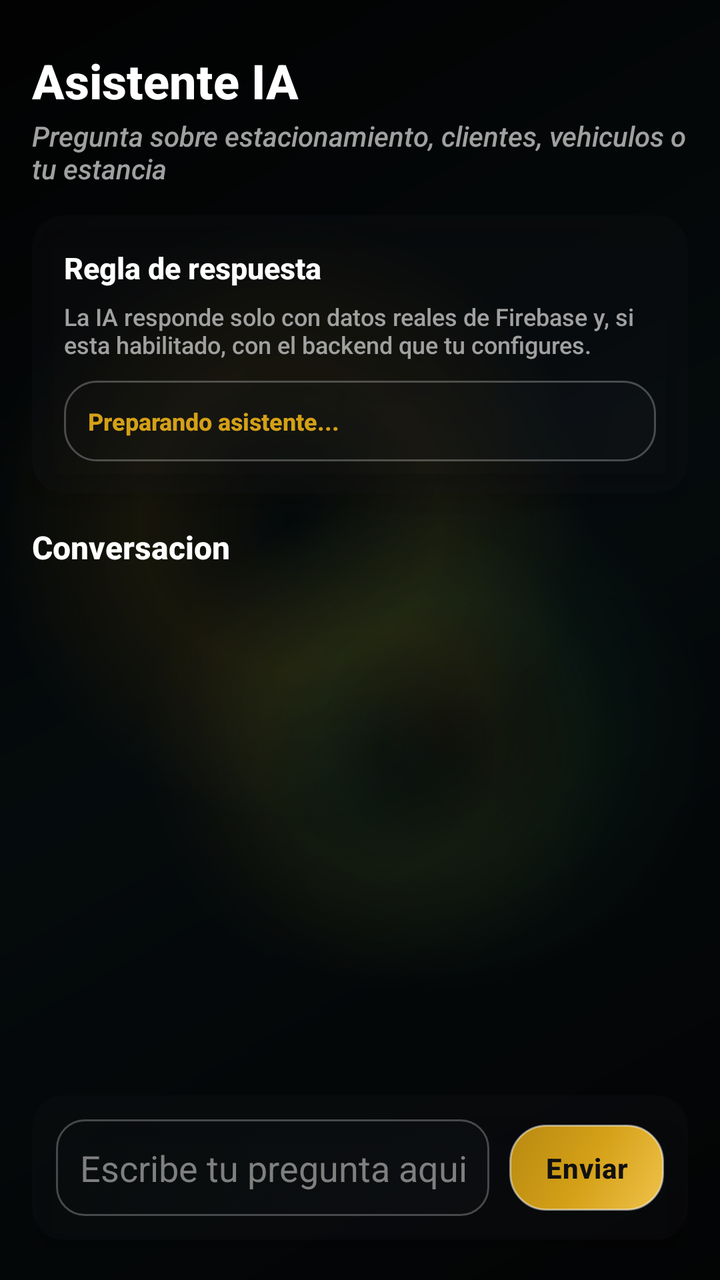
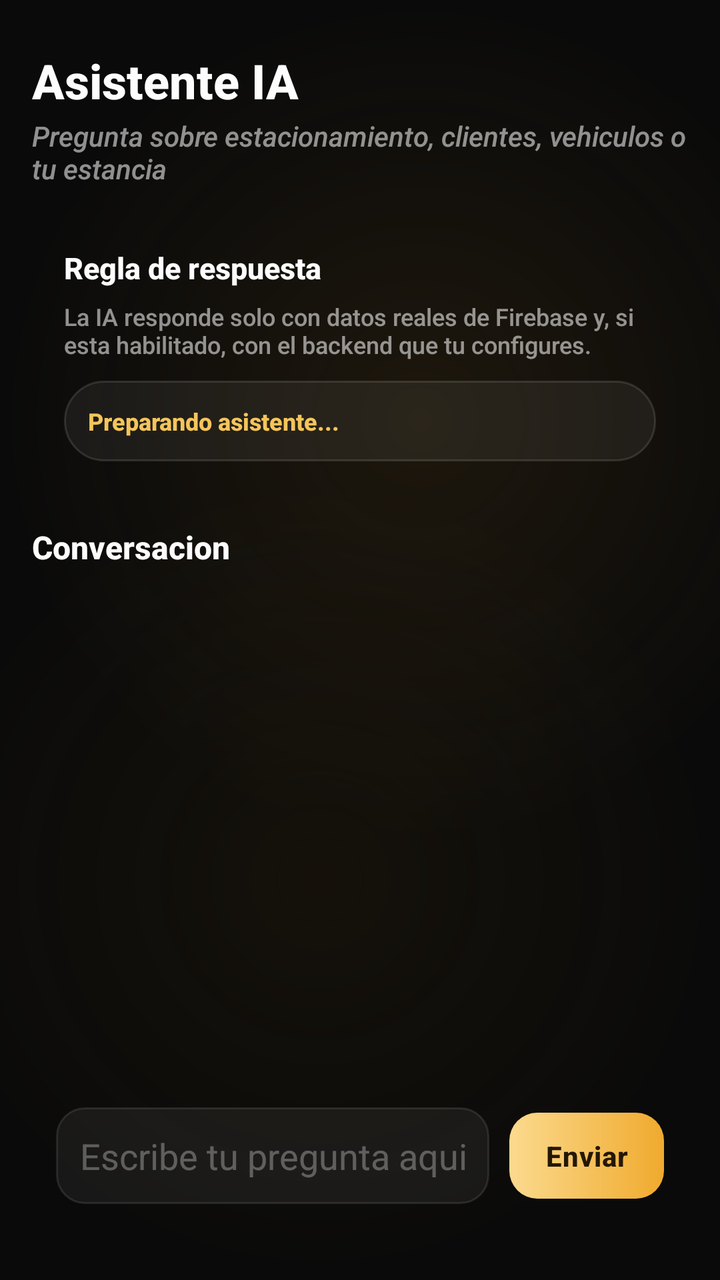

The first picture is an Android layout as it rendered before a commit; the second is the same layout after the commit. The layout source and the unified diff follow.
<!-- AndroidManifest.xml: application theme Theme.AppKaaxPark -->
<!-- res/layout/activity_cliente_asistente_ia.xml -->
<?xml version="1.0" encoding="utf-8"?>
<LinearLayout xmlns:android="http://schemas.android.com/apk/res/android"
    xmlns:app="http://schemas.android.com/apk/res-auto"
    xmlns:tools="http://schemas.android.com/tools"
    android:layout_width="match_parent"
    android:layout_height="match_parent"
    android:orientation="vertical"
    android:padding="16dp"
    android:background="@drawable/bg_screen_glass"
    tools:context=".Admin.AsistenteIA">

    <TextView
        android:layout_width="wrap_content"
        android:layout_height="wrap_content"
        android:layout_marginTop="8dp"
        android:text="@string/ai_screen_title"
        android:textColor="#FFFFFF"
        android:textSize="24sp"
        android:textStyle="bold" />

    <TextView
        android:layout_width="wrap_content"
        android:layout_height="wrap_content"
        android:layout_marginTop="2dp"
        android:layout_marginBottom="14dp"
        android:text="@string/ai_screen_subtitle"
        android:textColor="#A0A0A0"
        android:textSize="14sp"
        android:textStyle="italic" />

    <androidx.cardview.widget.CardView
        android:layout_width="match_parent"
        android:layout_height="wrap_content"
        app:cardBackgroundColor="@color/glass_surface"
        app:cardCornerRadius="16dp"
        app:cardElevation="8dp">

        <LinearLayout
            android:layout_width="match_parent"
            android:layout_height="wrap_content"
            android:orientation="vertical"
            android:padding="16dp">

            <TextView
                android:layout_width="wrap_content"
                android:layout_height="wrap_content"
                android:text="Regla de respuesta"
                android:textColor="#FFFFFF"
                android:textSize="15sp"
                android:textStyle="bold" />

            <TextView
                android:layout_width="match_parent"
                android:layout_height="wrap_content"
                android:layout_marginTop="6dp"
                android:text="La IA responde solo con datos reales de Firebase y, si esta habilitado, con el backend que tu configures."
                android:textColor="#A0A0A0"
                android:textSize="12sp" />

            <TextView
                android:id="@+id/txtEstadoAI"
                android:layout_width="match_parent"
                android:layout_height="wrap_content"
                android:layout_marginTop="10dp"
                android:background="@drawable/bg_recuadro_sutil"
                android:padding="12dp"
                android:text="Preparando asistente..."
                android:textColor="#D4A017"
                android:textSize="12sp"
                android:textStyle="bold" />
        </LinearLayout>
    </androidx.cardview.widget.CardView>

    <TextView
        android:layout_width="wrap_content"
        android:layout_height="wrap_content"
        android:layout_marginTop="16dp"
        android:layout_marginBottom="10dp"
        android:text="Conversacion"
        android:textColor="#FFFFFF"
        android:textSize="16sp"
        android:textStyle="bold" />

    <ScrollView
        android:id="@+id/scrollMensajesAI"
        android:layout_width="match_parent"
        android:layout_height="0dp"
        android:layout_weight="1"
        android:fillViewport="true"
        android:scrollbars="none">

        <LinearLayout
            android:id="@+id/contenedorMensajesAI"
            android:layout_width="match_parent"
            android:layout_height="wrap_content"
            android:orientation="vertical" />
    </ScrollView>

    <androidx.cardview.widget.CardView
        android:layout_width="match_parent"
        android:layout_height="wrap_content"
        android:layout_marginTop="12dp"
        android:layout_marginBottom="4dp"
        app:cardBackgroundColor="@color/glass_surface"
        app:cardCornerRadius="16dp"
        app:cardElevation="8dp">

        <LinearLayout
            android:layout_width="match_parent"
            android:layout_height="wrap_content"
            android:gravity="center_vertical"
            android:orientation="horizontal"
            android:padding="12dp">

            <EditText
                android:id="@+id/txtPreguntaAI"
                android:layout_width="0dp"
                android:layout_height="wrap_content"
                android:layout_weight="1"
                android:background="@drawable/bg_input_field"
                android:hint="@string/ai_input_hint"
                android:imeOptions="actionSend"
                android:inputType="textCapSentences"
                android:maxLines="3"
                android:padding="12dp"
                android:textColor="#FFFFFF"
                android:textColorHint="#7F7F7F" />

            <Button
                android:id="@+id/btnEnviarAI"
                android:layout_width="wrap_content"
                android:layout_height="wrap_content"
                android:layout_marginStart="10dp"
                android:background="@drawable/bg_boton_dorado_solido"
                android:paddingHorizontal="18dp"
                android:paddingVertical="12dp"
                android:text="@string/ai_send"
                android:textColor="#111111"
                android:textStyle="bold" />
        </LinearLayout>
    </androidx.cardview.widget.CardView>

</LinearLayout>
<!-- resources referenced by this layout -->
<resources>
  <!-- drawable bg_boton_dorado_solido (drawable) -->
  <?xml version="1.0" encoding="utf-8"?>
  <shape xmlns:android="http://schemas.android.com/apk/res/android"
      android:shape="rectangle">
      <gradient
          android:angle="135"
          android:startColor="@color/gold_light"
          android:centerColor="@color/gold_primary"
          android:endColor="#B88A12" />
      <stroke
          android:width="1dp"
          android:color="#80FFFFFF" />
      <corners android:radius="18dp" />
  </shape>
  <!-- drawable bg_input_field (drawable) -->
  <?xml version="1.0" encoding="utf-8"?>
  <selector xmlns:android="http://schemas.android.com/apk/res/android">
      <item android:state_focused="true">
          <shape android:shape="rectangle">
              <gradient
                  android:angle="135"
                  android:startColor="#3A1A1E22"
                  android:centerColor="#2E171B1F"
                  android:endColor="#22101214" />
              <stroke
                  android:width="1.5dp"
                  android:color="@color/gold_primary" />
              <corners android:radius="14dp" />
          </shape>
      </item>
      <item>
          <shape android:shape="rectangle">
              <gradient
                  android:angle="135"
                  android:startColor="#331A1E22"
                  android:centerColor="#26171B1F"
                  android:endColor="#1F101214" />
              <stroke
                  android:width="1dp"
                  android:color="@color/glass_border" />
              <corners android:radius="14dp" />
          </shape>
      </item>
  </selector>
  <!-- drawable bg_recuadro_sutil (drawable) -->
  <?xml version="1.0" encoding="utf-8"?>
  <shape xmlns:android="http://schemas.android.com/apk/res/android"
      android:shape="rectangle">
      <gradient
          android:angle="135"
          android:startColor="#33191D21"
          android:centerColor="#26171B1F"
          android:endColor="#20101214" />
      <stroke
          android:width="1dp"
          android:color="@color/glass_border" />
      <corners android:radius="16dp" />
  </shape>
  <!-- drawable bg_screen_glass (drawable) -->
  <?xml version="1.0" encoding="utf-8"?>
  <layer-list xmlns:android="http://schemas.android.com/apk/res/android">
  
      <item>
          <shape android:shape="rectangle">
              <gradient
                  android:angle="135"
                  android:startColor="#050607"
                  android:centerColor="#081114"
                  android:endColor="#030303" />
          </shape>
      </item>
  
      <item
          android:left="-70dp"
          android:top="-120dp">
          <shape android:shape="oval">
              <size
                  android:width="260dp"
                  android:height="260dp" />
              <gradient
                  android:type="radial"
                  android:gradientRadius="150dp"
                  android:centerColor="#26D4A017"
                  android:endColor="#00D4A017" />
          </shape>
      </item>
  
      <item
          android:right="-90dp"
          android:top="90dp">
          <shape android:shape="oval">
              <size
                  android:width="240dp"
                  android:height="240dp" />
              <gradient
                  android:type="radial"
                  android:gradientRadius="130dp"
                  android:centerColor="#182ECC71"
                  android:endColor="#002ECC71" />
          </shape>
      </item>
  
      <item
          android:left="20dp"
          android:bottom="-110dp">
          <shape android:shape="oval">
              <size
                  android:width="220dp"
                  android:height="220dp" />
              <gradient
                  android:type="radial"
                  android:gradientRadius="120dp"
                  android:centerColor="#1AD4A017"
                  android:endColor="#00D4A017" />
          </shape>
      </item>
  
      <item>
          <shape android:shape="rectangle">
              <solid android:color="@color/glass_scrim" />
          </shape>
      </item>
  
  </layer-list>
  <color name="glass_scrim">#66000000</color>
  <!-- unchanged entries left out for length: 17 -->
</resources>

<!-- the commit's change to res/layout/activity_cliente_asistente_ia.xml (unified diff, before → after) -->
@@ -6,6 +6,7 @@
     android:layout_height="match_parent"
     android:orientation="vertical"
     android:padding="16dp"
+    android:layout_marginTop="80dp"
     android:background="@drawable/bg_screen_glass"
     tools:context=".Admin.AsistenteIA">
 
@@ -14,7 +15,7 @@
         android:layout_height="wrap_content"
         android:layout_marginTop="8dp"
         android:text="@string/ai_screen_title"
-        android:textColor="#FFFFFF"
+        android:textColor="#FDFDFD"
         android:textSize="24sp"
         android:textStyle="bold" />
 
@@ -24,16 +25,17 @@
         android:layout_marginTop="2dp"
         android:layout_marginBottom="14dp"
         android:text="@string/ai_screen_subtitle"
-        android:textColor="#A0A0A0"
+        android:textColor="#8CFFFFFF"
         android:textSize="14sp"
         android:textStyle="italic" />
 
     <androidx.cardview.widget.CardView
         android:layout_width="match_parent"
         android:layout_height="wrap_content"
-        app:cardBackgroundColor="@color/glass_surface"
-        app:cardCornerRadius="16dp"
-        app:cardElevation="8dp">
+        app:cardBackgroundColor="@android:color/transparent"
+        android:background="@drawable/bg_glass_card_gold"
+        app:cardCornerRadius="20dp"
+        app:cardElevation="0dp">
 
         <LinearLayout
             android:layout_width="match_parent"
@@ -45,7 +47,7 @@
                 android:layout_width="wrap_content"
                 android:layout_height="wrap_content"
                 android:text="Regla de respuesta"
-                android:textColor="#FFFFFF"
+                android:textColor="#FDFDFD"
                 android:textSize="15sp"
                 android:textStyle="bold" />
 
@@ -54,7 +56,7 @@
                 android:layout_height="wrap_content"
                 android:layout_marginTop="6dp"
                 android:text="La IA responde solo con datos reales de Firebase y, si esta habilitado, con el backend que tu configures."
-                android:textColor="#A0A0A0"
+                android:textColor="#8CFFFFFF"
                 android:textSize="12sp" />
 
             <TextView
@@ -62,10 +64,10 @@
                 android:layout_width="match_parent"
                 android:layout_height="wrap_content"
                 android:layout_marginTop="10dp"
-                android:background="@drawable/bg_recuadro_sutil"
+                android:background="@drawable/bg_glass_chip"
                 android:padding="12dp"
                 android:text="Preparando asistente..."
-                android:textColor="#D4A017"
+                android:textColor="#F5C55A"
                 android:textSize="12sp"
                 android:textStyle="bold" />
         </LinearLayout>
@@ -77,7 +79,7 @@
         android:layout_marginTop="16dp"
         android:layout_marginBottom="10dp"
         android:text="Conversacion"
-        android:textColor="#FFFFFF"
+        android:textColor="#FDFDFD"
         android:textSize="16sp"
         android:textStyle="bold" />
 
@@ -100,10 +102,11 @@
         android:layout_width="match_parent"
         android:layout_height="wrap_content"
         android:layout_marginTop="12dp"
-        android:layout_marginBottom="4dp"
-        app:cardBackgroundColor="@color/glass_surface"
-        app:cardCornerRadius="16dp"
-        app:cardElevation="8dp">
+        android:layout_marginBottom="10dp"
+        app:cardBackgroundColor="@android:color/transparent"
+        android:background="@drawable/bg_glass_card"
+        app:cardCornerRadius="18dp"
+        app:cardElevation="0dp">
 
         <LinearLayout
             android:layout_width="match_parent"
@@ -117,25 +120,25 @@
                 android:layout_width="0dp"
                 android:layout_height="wrap_content"
                 android:layout_weight="1"
-                android:background="@drawable/bg_input_field"
+                android:background="@drawable/bg_input_glass"
                 android:hint="@string/ai_input_hint"
                 android:imeOptions="actionSend"
                 android:inputType="textCapSentences"
                 android:maxLines="3"
                 android:padding="12dp"
-                android:textColor="#FFFFFF"
-                android:textColorHint="#7F7F7F" />
+                android:textColor="#FDFDFD"
+                android:textColorHint="#4DFFFFFF" />
 
             <Button
                 android:id="@+id/btnEnviarAI"
                 android:layout_width="wrap_content"
                 android:layout_height="wrap_content"
                 android:layout_marginStart="10dp"
-                android:background="@drawable/bg_boton_dorado_solido"
+                android:background="@drawable/bg_button_gold"
                 android:paddingHorizontal="18dp"
                 android:paddingVertical="12dp"
                 android:text="@string/ai_send"
-                android:textColor="#111111"
+                android:textColor="#241705"
                 android:textStyle="bold" />
         </LinearLayout>
     </androidx.cardview.widget.CardView>
<!-- resource entries referenced after the edit -->
@@ -1,130 +1,105 @@
 <!-- resources referenced by this layout -->
 <resources>
-  <!-- drawable bg_boton_dorado_solido (drawable) -->
+  <!-- drawable bg_button_gold (drawable) -->
   <?xml version="1.0" encoding="utf-8"?>
   <shape xmlns:android="http://schemas.android.com/apk/res/android"
       android:shape="rectangle">
       <gradient
-          android:angle="135"
-          android:startColor="@color/gold_light"
-          android:centerColor="@color/gold_primary"
-          android:endColor="#B88A12" />
+          android:angle="0"
+          android:startColor="#FBDA8E"
+          android:endColor="#F0AA2E" />
+      <corners android:radius="14dp" />
+  </shape>
+  <!-- drawable bg_glass_card (drawable) -->
+  <?xml version="1.0" encoding="utf-8"?>
+  <shape xmlns:android="http://schemas.android.com/apk/res/android"
+      android:shape="rectangle">
+      <solid android:color="#0FFFFFFF" /> 
       <stroke
           android:width="1dp"
-          android:color="#80FFFFFF" />
+          android:color="#1AFFFFFF" /> 
       <corners android:radius="18dp" />
   </shape>
-  <!-- drawable bg_input_field (drawable) -->
+  <!-- drawable bg_glass_card_gold (drawable) -->
+  <?xml version="1.0" encoding="utf-8"?>
+  <shape xmlns:android="http://schemas.android.com/apk/res/android"
+      android:shape="rectangle">
+      <solid android:color="#0FFFFFFF" /> 
+      <stroke
+          android:width="1dp"
+          android:color="#4DF5C55A" /> 
+      <corners android:radius="20dp" />
+  </shape>
+  <!-- drawable bg_glass_chip (drawable) -->
+  <?xml version="1.0" encoding="utf-8"?>
+  <shape xmlns:android="http://schemas.android.com/apk/res/android"
+      android:shape="rectangle">
+      <solid android:color="#0FFFFFFF" />
+      <stroke
+          android:width="1dp"
+          android:color="#1FFFFFFF" />
+      <corners android:radius="20dp" />
+  </shape>
+  <!-- drawable bg_input_glass (drawable) -->
   <?xml version="1.0" encoding="utf-8"?>
   <selector xmlns:android="http://schemas.android.com/apk/res/android">
       <item android:state_focused="true">
           <shape android:shape="rectangle">
-              <gradient
-                  android:angle="135"
-                  android:startColor="#3A1A1E22"
-                  android:centerColor="#2E171B1F"
-                  android:endColor="#22101214" />
+              <solid android:color="#0FFFFFFF" />
               <stroke
                   android:width="1.5dp"
-                  android:color="@color/gold_primary" />
+                  android:color="#F5C55A" />
               <corners android:radius="14dp" />
           </shape>
       </item>
       <item>
           <shape android:shape="rectangle">
-              <gradient
-                  android:angle="135"
-                  android:startColor="#331A1E22"
-                  android:centerColor="#26171B1F"
-                  android:endColor="#1F101214" />
+              <solid android:color="#0FFFFFFF" />
               <stroke
                   android:width="1dp"
-                  android:color="@color/glass_border" />
+                  android:color="#1AFFFFFF" />
               <corners android:radius="14dp" />
           </shape>
       </item>
   </selector>
-  <!-- drawable bg_recuadro_sutil (drawable) -->
-  <?xml version="1.0" encoding="utf-8"?>
-  <shape xmlns:android="http://schemas.android.com/apk/res/android"
-      android:shape="rectangle">
-      <gradient
-          android:angle="135"
-          android:startColor="#33191D21"
-          android:centerColor="#26171B1F"
-          android:endColor="#20101214" />
-      <stroke
-          android:width="1dp"
-          android:color="@color/glass_border" />
-      <corners android:radius="16dp" />
-  </shape>
   <!-- drawable bg_screen_glass (drawable) -->
   <?xml version="1.0" encoding="utf-8"?>
   <layer-list xmlns:android="http://schemas.android.com/apk/res/android">
   
+      
       <item>
           <shape android:shape="rectangle">
-              <gradient
-                  android:angle="135"
-                  android:startColor="#050607"
-                  android:centerColor="#081114"
-                  android:endColor="#030303" />
+              <solid android:color="#0A0A0A" />
           </shape>
       </item>
   
-      <item
-          android:left="-70dp"
-          android:top="-120dp">
+      
+      <item android:gravity="top|start">
           <shape android:shape="oval">
-              <size
-                  android:width="260dp"
-                  android:height="260dp" />
+              <size android:width="420dp" android:height="420dp" />
               <gradient
                   android:type="radial"
-                  android:gradientRadius="150dp"
-                  android:centerColor="#26D4A017"
-                  android:endColor="#00D4A017" />
+                  android:gradientRadius="210dp"
+                  android:centerColor="#333A2A10"
+                  android:startColor="#663A2A10"
+                  android:endColor="#000A0A0A" />
           </shape>
       </item>
   
-      <item
-          android:right="-90dp"
-          android:top="90dp">
+      
+      <item android:gravity="bottom|end">
           <shape android:shape="oval">
-              <size
-                  android:width="240dp"
-                  android:height="240dp" />
+              <size android:width="400dp" android:height="400dp" />
               <gradient
                   android:type="radial"
-                  android:gradientRadius="130dp"
-                  android:centerColor="#182ECC71"
-                  android:endColor="#002ECC71" />
-          </shape>
-      </item>
-  
-      <item
-          android:left="20dp"
-          android:bottom="-110dp">
-          <shape android:shape="oval">
-              <size
-                  android:width="220dp"
-                  android:height="220dp" />
-              <gradient
-                  android:type="radial"
-                  android:gradientRadius="120dp"
-                  android:centerColor="#1AD4A017"
-                  android:endColor="#00D4A017" />
-          </shape>
-      </item>
-  
-      <item>
-          <shape android:shape="rectangle">
-              <solid android:color="@color/glass_scrim" />
+                  android:gradientRadius="200dp"
+                  android:centerColor="#2A2A1F0A"
+                  android:startColor="#552A1F0A"
+                  android:endColor="#000A0A0A" />
           </shape>
       </item>
   
   </layer-list>
-  <color name="glass_scrim">#66000000</color>
   <!-- unchanged entries left out for length: 17 -->
 </resources>
 
